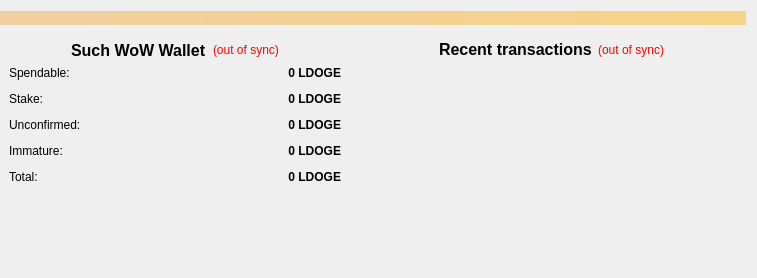
The window that src/qt/forms/overviewpage.ui (ldoge/LDOGE) describes before a commit, drawn with Qt 5.
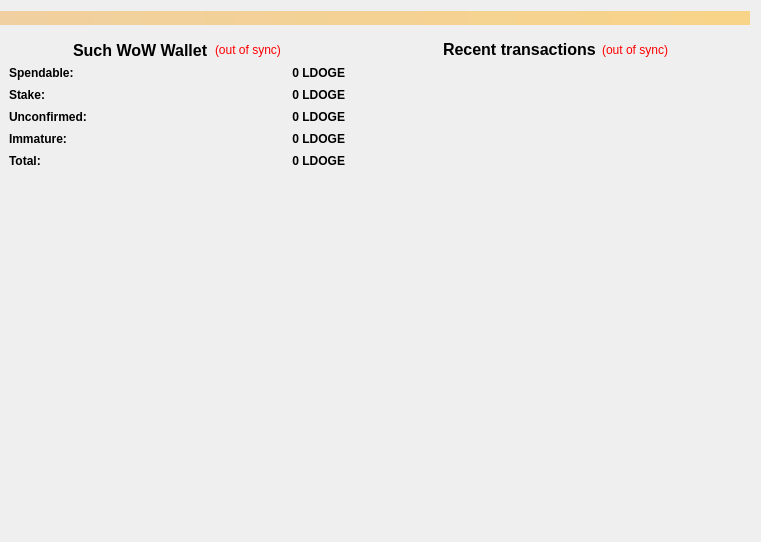
The same window after the commit. Icons and pictures are not drawn.

Patch:
```diff
--- a/src/qt/forms/overviewpage.ui
+++ b/src/qt/forms/overviewpage.ui
@@ -2,6 +2,14 @@
 <ui version="4.0">
  <class>OverviewPage</class>
  <widget class="QWidget" name="OverviewPage">
+  <property name="geometry">
+   <rect>
+    <x>0</x>
+    <y>0</y>
+    <width>761</width>
+    <height>542</height>
+   </rect>
+  </property>
   <property name="windowTitle">
    <string>Form</string>
   </property>
@@ -102,10 +110,16 @@
              <number>12</number>
             </property>
             <property name="verticalSpacing">
-             <number>12</number>
+             <number>8</number>
             </property>
             <item row="0" column="0">
              <widget class="QLabel" name="label">
+              <property name="font">
+               <font>
+                <weight>75</weight>
+                <bold>true</bold>
+               </font>
+              </property>
               <property name="text">
                <string>Spendable:</string>
               </property>
@@ -138,6 +152,12 @@
             </item>
             <item row="1" column="0">
              <widget class="QLabel" name="label_6">
+              <property name="font">
+               <font>
+                <weight>75</weight>
+                <bold>true</bold>
+               </font>
+              </property>
               <property name="text">
                <string>Stake:</string>
               </property>
@@ -170,6 +190,12 @@
             </item>
             <item row="2" column="0">
              <widget class="QLabel" name="label_3">
+              <property name="font">
+               <font>
+                <weight>75</weight>
+                <bold>true</bold>
+               </font>
+              </property>
               <property name="text">
                <string>Unconfirmed:</string>
               </property>
@@ -202,6 +228,12 @@
             </item>
             <item row="3" column="0">
              <widget class="QLabel" name="labelImmatureText">
+              <property name="font">
+               <font>
+                <weight>75</weight>
+                <bold>true</bold>
+               </font>
+              </property>
               <property name="text">
                <string>Immature:</string>
               </property>
@@ -231,6 +263,12 @@
             </item>
             <item row="4" column="0">
              <widget class="QLabel" name="labelTotalText">
+              <property name="font">
+               <font>
+                <weight>75</weight>
+                <bold>true</bold>
+               </font>
+              </property>
               <property name="text">
                <string>Total:</string>
               </property>
@@ -266,19 +304,6 @@
          </layout>
         </widget>
        </item>
-       <item>
-        <spacer name="verticalSpacer">
-         <property name="orientation">
-          <enum>Qt::Vertical</enum>
-         </property>
-         <property name="sizeHint" stdset="0">
-          <size>
-           <width>20</width>
-           <height>40</height>
-          </size>
-         </property>
-        </spacer>
-       </item>
        <item>
         <widget class="QFrame" name="frame">
          <property name="minimumSize">
@@ -309,7 +334,7 @@
           <property name="bottomMargin">
            <number>0</number>
           </property>
-          <item row="0" column="0">
+          <item row="1" column="0">
            <spacer name="horizontalSpacer_3">
             <property name="orientation">
              <enum>Qt::Horizontal</enum>
@@ -322,12 +347,38 @@
             </property>
            </spacer>
           </item>
-          <item row="0" column="1">
+          <item row="2" column="1">
+           <spacer name="verticalSpacer">
+            <property name="orientation">
+             <enum>Qt::Vertical</enum>
+            </property>
+            <property name="sizeHint" stdset="0">
+             <size>
+              <width>20</width>
+              <height>40</height>
+             </size>
+            </property>
+           </spacer>
+          </item>
+          <item row="1" column="2">
+           <spacer name="horizontalSpacer_4">
+            <property name="orientation">
+             <enum>Qt::Horizontal</enum>
+            </property>
+            <property name="sizeHint" stdset="0">
+             <size>
+              <width>40</width>
+              <height>20</height>
+             </size>
+            </property>
+           </spacer>
+          </item>
+          <item row="1" column="1">
            <widget class="QLabel" name="label_2">
             <property name="maximumSize">
              <size>
-              <width>210</width>
-              <height>210</height>
+              <width>250</width>
+              <height>250</height>
              </size>
             </property>
             <property name="text">
@@ -347,15 +398,15 @@
             </property>
            </widget>
           </item>
-          <item row="0" column="2">
-           <spacer name="horizontalSpacer_4">
+          <item row="0" column="1">
+           <spacer name="verticalSpacer_2">
             <property name="orientation">
-             <enum>Qt::Horizontal</enum>
+             <enum>Qt::Vertical</enum>
             </property>
             <property name="sizeHint" stdset="0">
              <size>
-              <width>40</width>
-              <height>20</height>
+              <width>20</width>
+              <height>40</height>
              </size>
             </property>
            </spacer>
```
